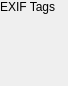
Above: qimgv/gui/overlays/imageinfooverlay.ui from BRaysMK/qimgv before the change. Below: the same form after it.
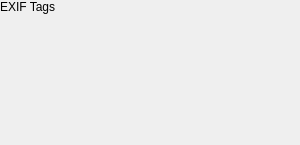
That is the form after the change. Custom widgets are drawn as their Qt base class.

Commit message: Make EXIF info panel freely resizable and draggable; widen it; add missing tag translations

```diff
--- a/qimgv/gui/overlays/imageinfooverlay.ui
+++ b/qimgv/gui/overlays/imageinfooverlay.ui
@@ -24,7 +24,7 @@
   </property>
   <property name="maximumSize">
    <size>
-    <width>560</width>
+    <width>16777215</width>
     <height>16777215</height>
    </size>
   </property>
@@ -39,7 +39,7 @@
     <number>0</number>
    </property>
    <property name="sizeConstraint">
-    <enum>QLayout::SetFixedSize</enum>
+    <enum>QLayout::SetMinimumSize</enum>
    </property>
    <property name="leftMargin">
     <number>0</number>
@@ -127,7 +127,7 @@
      <property name="maximumSize">
       <size>
        <width>16777215</width>
-       <height>500</height>
+       <height>16777215</height>
       </size>
      </property>
      <property name="focusPolicy">
@@ -156,7 +156,7 @@
         <number>0</number>
        </property>
        <property name="sizeConstraint">
-        <enum>QLayout::SetFixedSize</enum>
+        <enum>QLayout::SetMinimumSize</enum>
        </property>
       </layout>
      </widget>
```
The commit also changes 5 other files.
